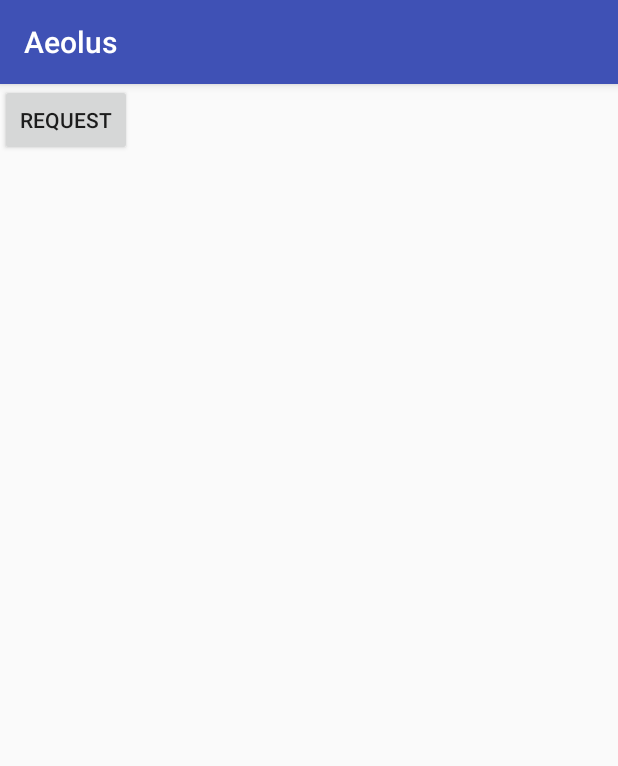
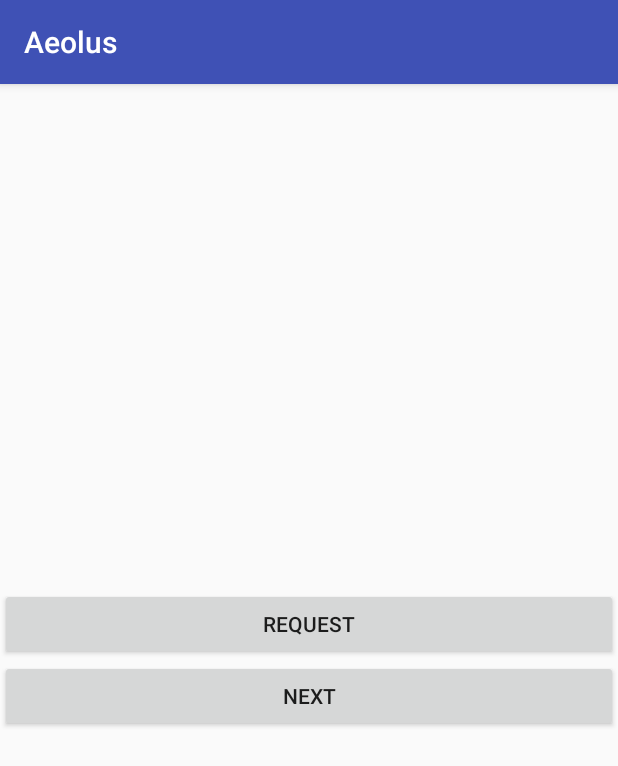
Before and after one commit to contafu/aeolus, an Android app: the screen it shows after launch (MainActivity), after a tap on "REQUEST", on a phone screen of 412 x 824 dp. Shown: the top 766 px of the screen. Run offline under Robolectric (Android 15) with nearby library versions, the phone set to English and light mode, and no system bars; libraries missing offline, so code that uses them is left out: com.alibaba.fastjson; 4 statements that could not run were skipped.

```diff
--- a/build.gradle
+++ b/build.gradle
@@ -1,7 +1,7 @@
 // Top-level build file where you can add configuration options common to all sub-projects/modules.
 
 buildscript {
-    ext.kotlin_version = '1.3.10'
+    ext.kotlin_version = '1.3.40'
     repositories {
         jcenter()
         mavenCentral()
@@ -9,7 +9,7 @@ buildscript {
         maven { url 'https://jitpack.io' }
     }
     dependencies {
-        classpath 'com.android.tools.build:gradle:3.2.1'
+        classpath 'com.android.tools.build:gradle:3.4.1'
         classpath "org.jetbrains.kotlin:kotlin-gradle-plugin:$kotlin_version"
         classpath 'com.github.dcendents:android-maven-gradle-plugin:2.1'
 
--- a/library/src/main/kotlin/com/olympians/aeolus/ContentType.kt
+++ /dev/null
@@ -1,3 +0,0 @@
-package com.olympians.aeolus
-
-const val ContentType_JSON = "application/json; charset=UTF-8"
--- a/library/src/main/kotlin/com/olympians/aeolus/callback/OnAeolusCallback.kt
+++ b/library/src/main/kotlin/com/olympians/aeolus/callback/OnAeolusCallback.kt
@@ -1,10 +1,12 @@
 package com.olympians.aeolus.callback
 
+import androidx.annotation.NonNull
+import androidx.annotation.Nullable
 import com.olympians.aeolus.exception.AeolusException
 
 interface OnAeolusCallback<T> {
 
-    fun onSuccess(response: T?)
+    fun onSuccess(@Nullable response: T?)
 
-    fun onFailure(exception: AeolusException)
+    fun onFailure(@NonNull exception: AeolusException)
 }
--- a/library/src/main/kotlin/com/olympians/aeolus/utils/AnnotationTools.kt
+++ b/library/src/main/kotlin/com/olympians/aeolus/utils/AnnotationTools.kt
@@ -48,7 +48,7 @@ internal object AnnotationTools {
             val getApi = getAnno.api.trim()
 
             if ("" == getHost) {
-                if (null != host && !host.isEmpty()) {
+                if (null != host && host.isNotEmpty()) {
                     map[MAP_KEY_HOST] = host
                 } else {
                     throw IllegalArgumentException("You should add one host")
@@ -72,7 +72,7 @@ internal object AnnotationTools {
             val contentType = postAnno.contentType
 
             if ("" == postHost) {
-                if (null != host && !host.isEmpty()) {
+                if (null != host && host.isNotEmpty()) {
                     map[MAP_KEY_HOST] = host
                 } else {
                     throw IllegalArgumentException("You should add one host")
@@ -87,20 +87,27 @@ internal object AnnotationTools {
 
             if ("" != contentType) {
                 map[MAP_KEY_TYPE] = contentType
+            } else {
+                map[MAP_KEY_TYPE] = ContentType_JSON
             }
 
+            when (contentType) {
+                ContentType_JSON -> {
                     val tarField = clazz.declaredFields.find {
                         it.isAccessible = true
                         val stripAnno = it.getAnnotation(Strip::class.java)
                         null !== stripAnno
                     }
-            val jsonString = if (null === tarField) {
+                    map[MAP_KEY_BODY] = if (null === tarField) {
                         JSON.toJSONString(request)
                     } else {
                         JSON.toJSONString(tarField.get(request))
                     }
-
-            map[MAP_KEY_BODY] = jsonString
+                }
+                ContentType_Multipart -> {
+                    map[MAP_KEY_BODY] = request
+                }
+            }
 
             map[MAP_KEY_METHOD] = MAP_VALUE_POST
         }
--- /dev/null
+++ b/library/src/main/kotlin/com/olympians/aeolus/utils/ContentType.kt
@@ -0,0 +1,5 @@
+package com.olympians.aeolus.utils
+
+const val ContentType_JSON = "application/json; charset=UTF-8"
+
+const val ContentType_Multipart = "multipart/form-data; charset=UTF-8"
--- a/sample/src/main/AndroidManifest.xml
+++ b/sample/src/main/AndroidManifest.xml
@@ -21,6 +21,8 @@
                 <category android:name="android.intent.category.LAUNCHER" />
             </intent-filter>
         </activity>
+
+        <activity android:name=".UploadFileActivity" />
     </application>
 
 </manifest>
--- a/sample/src/main/java/com/olympians/aeolus/sample/MainActivity.java
+++ b/sample/src/main/java/com/olympians/aeolus/sample/MainActivity.java
@@ -1,7 +1,11 @@
 package com.olympians.aeolus.sample;
 
+import android.content.Intent;
 import android.os.Bundle;
 import android.util.Log;
+
+import androidx.annotation.Nullable;
+import androidx.appcompat.app.AppCompatActivity;
 
 import com.olympians.aeolus.Aeolus;
 import com.olympians.aeolus.callback.OnAeolusCallback;
@@ -11,9 +15,6 @@ import org.jetbrains.annotations.NotNull;
 
 import java.util.ArrayList;
 import java.util.List;
-
-import androidx.annotation.Nullable;
-import androidx.appcompat.app.AppCompatActivity;
 
 public class MainActivity extends AppCompatActivity {
 
@@ -65,5 +66,7 @@ public class MainActivity extends AppCompatActivity {
                     })
                     .build();
         });
+
+        findViewById(R.id.next).setOnClickListener(v -> startActivity(new Intent(this, UploadFileActivity.class)));
     }
 }
--- a/sample/src/main/java/com/olympians/aeolus/sample/Request.java
+++ b/sample/src/main/java/com/olympians/aeolus/sample/Request.java
@@ -1,9 +1,9 @@
 package com.olympians.aeolus.sample;
 
 import com.olympians.aeolus.AeolusRequest;
-import com.olympians.aeolus.ContentTypeKt;
 import com.olympians.aeolus.annotations.Post;
 import com.olympians.aeolus.annotations.Strip;
+import com.olympians.aeolus.utils.ContentTypeKt;
 
 import java.util.List;
 
--- /dev/null
+++ b/sample/src/main/java/com/olympians/aeolus/sample/UploadResponse.java
@@ -0,0 +1,4 @@
+package com.olympians.aeolus.sample;
+
+public class UploadResponse {
+}
--- a/sample/src/main/res/layout/activity_main.xml
+++ b/sample/src/main/res/layout/activity_main.xml
@@ -1,5 +1,6 @@
 <?xml version="1.0" encoding="utf-8"?>
-<LinearLayout xmlns:android="http://schemas.android.com/apk/res/android"
+<androidx.constraintlayout.widget.ConstraintLayout xmlns:android="http://schemas.android.com/apk/res/android"
+    xmlns:app="http://schemas.android.com/apk/res-auto"
     xmlns:tools="http://schemas.android.com/tools"
     android:layout_width="match_parent"
     android:layout_height="match_parent"
@@ -7,8 +8,24 @@
 
     <Button
         android:id="@id/button"
-        android:layout_width="wrap_content"
+        android:layout_width="0dp"
         android:layout_height="wrap_content"
-        android:text="request" />
+        android:text="request"
+        app:layout_constraintBottom_toTopOf="@id/next"
+        app:layout_constraintLeft_toLeftOf="parent"
+        app:layout_constraintRight_toRightOf="parent"
+        app:layout_constraintTop_toTopOf="parent"
+        app:layout_constraintVertical_bias=".5"
+        app:layout_constraintVertical_chainStyle="packed" />
 
-</LinearLayout>
+    <Button
+        android:id="@+id/next"
+        android:layout_width="0dp"
+        android:layout_height="wrap_content"
+        android:text="next"
+        app:layout_constraintBottom_toBottomOf="parent"
+        app:layout_constraintLeft_toLeftOf="parent"
+        app:layout_constraintRight_toRightOf="parent"
+        app:layout_constraintTop_toBottomOf="@id/button" />
+
+</androidx.constraintlayout.widget.ConstraintLayout>
```
Also changed, not shown: library/build.gradle (+9 -9 lines), library/src/main/kotlin/com/olympians/aeolus/utils/AeolusTools.kt (+51 -12 lines), library/src/main/kotlin/com/olympians/aeolus/utils/FileType.kt (added, +50 -0 lines), sample/build.gradle (+8 -7 lines), sample/src/main/java/com/olympians/aeolus/sample/UploadFileActivity.java (added, +165 -0 lines), sample/src/main/java/com/olympians/aeolus/sample/UploadRequest.java (added, +51 -0 lines), sample/src/main/res/layout/activity_upload_file.xml (added, +17 -0 lines), gradle/wrapper/gradle-wrapper.properties, 2 other files. Lines whose indentation alone changed are shown as unchanged.
